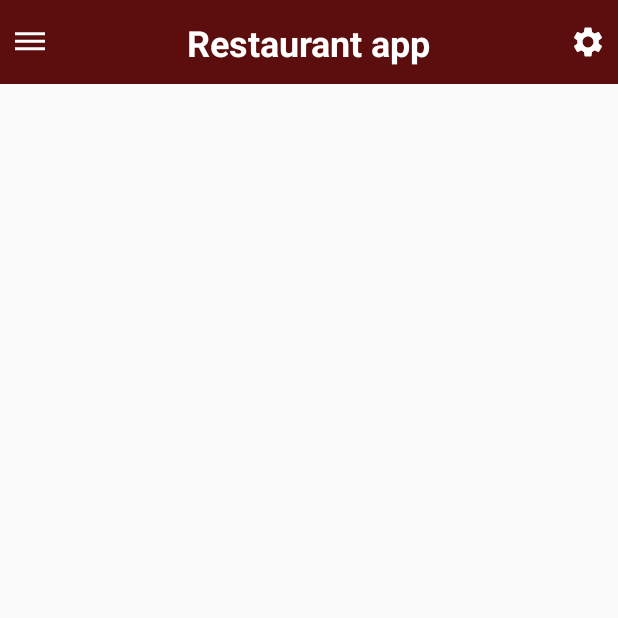
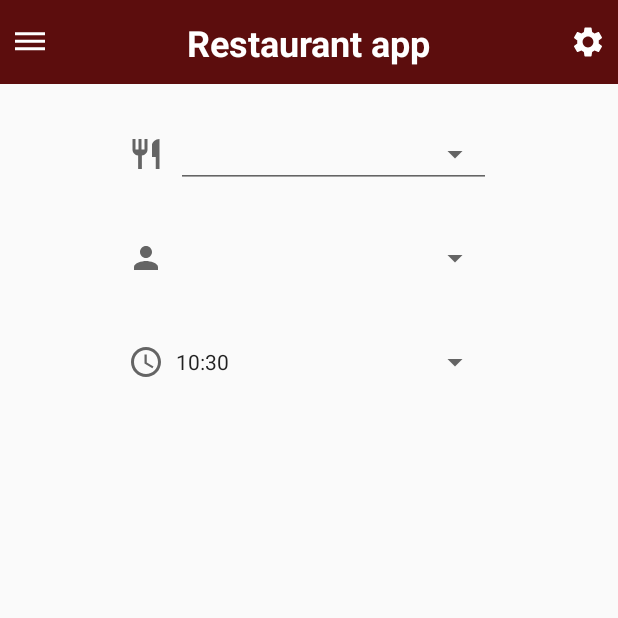
Before and after one commit to WilliamNerem/ApputviklingMappe2, an Android app: the BestillBord screen opened directly, with no data from a screen before it, on a phone screen of 412 x 824 dp, the top half of it. Run offline under Robolectric (Android 15) with nearby library versions, the phone set to English and light mode, and no system bars.

Commit message:
startet på checklist for venner på bestill bord

```diff
--- a/ApputviklingMappe2/app/src/main/java/com/example/apputviklingmappe2/BestillBord.java
+++ b/ApputviklingMappe2/app/src/main/java/com/example/apputviklingmappe2/BestillBord.java
@@ -1,17 +1,128 @@
 package com.example.apputviklingmappe2;
 
+import android.app.AlertDialog;
+import android.app.DatePickerDialog;
+import android.app.TimePickerDialog;
+import android.content.DialogInterface;
 import android.os.Bundle;
+import android.view.View;
+import android.widget.Button;
+import android.widget.DatePicker;
+import android.widget.TimePicker;
+import android.widget.Toast;
 
 import androidx.appcompat.app.AppCompatActivity;
 import androidx.appcompat.widget.Toolbar;
 
+import java.sql.Time;
+import java.text.SimpleDateFormat;
+import java.time.Clock;
+import java.util.Calendar;
+import java.util.Locale;
 import java.util.Objects;
+import java.util.TimeZone;
 
 public class BestillBord extends AppCompatActivity {
+
+    private TimePickerDialog timePickerDialog;
+    private Button timeButton;
+    private Button friendsButton;
 
     @Override
     protected void onCreate(Bundle savedInstanceState) {
         super.onCreate(savedInstanceState);
         setContentView(R.layout.bestill_bord);
+        initTimePicker();
+        timeButton = findViewById(R.id.choseTime);
+        timeButton.setText(getCurrentTime());
+        friendsButton = findViewById(R.id.chooseFriend);
+        friendsButtonOnclick();
+    }
+
+    private void friendsButtonOnclick() {
+        friendsButton.setOnClickListener(new View.OnClickListener() {
+            @Override
+            public void onClick(View view) {
+                friendsAlertDialog();
+            }
+        });
+    }
+
+    private void friendsAlertDialog() {
+        AlertDialog.Builder alertDialog = new AlertDialog.Builder(BestillBord.this);
+        alertDialog.setTitle("Velg venner");
+        String[] items = {"venn1", "venn2", "venn3", "venn4"};
+        boolean[] checkedItems = {false, false, false, false};
+        alertDialog.setMultiChoiceItems(items, checkedItems, new DialogInterface.OnMultiChoiceClickListener() {
+            @Override
+            public void onClick(DialogInterface dialog, int which, boolean isChecked) {
+                switch (which) {
+                    case 0:
+                        if(isChecked)
+                            //Legg til i bestill bord databasen her
+                            Toast.makeText(BestillBord.this, "Clicked on java", Toast.LENGTH_LONG).show();
+                        break;
+                    case 1:
+                        if(isChecked)
+                            Toast.makeText(BestillBord.this, "Clicked on android", Toast.LENGTH_LONG).show();
+                        break;
+                    case 2:
+                        if(isChecked)
+                            Toast.makeText(BestillBord.this, "Clicked on Data Structures", Toast.LENGTH_LONG).show();
+                        break;
+                    case 3:
+                        if(isChecked)
+                            Toast.makeText(BestillBord.this, "Clicked on HTML", Toast.LENGTH_LONG).show();
+                        break;
+                }
+            }
+        });
+        AlertDialog alert = alertDialog.create();
+        alert.setCanceledOnTouchOutside(false);
+        alert.show();
+    }
+
+    private String getCurrentTime() {
+        Calendar cal = Calendar.getInstance();
+        int hour = cal.get(Calendar.HOUR);
+        int minute = cal.get(Calendar.MINUTE);
+        return makeTimeString(hour, minute);
+    }
+
+    private void initTimePicker() {
+        TimePickerDialog.OnTimeSetListener timeSetListener = new TimePickerDialog.OnTimeSetListener() {
+            @Override
+            public void onTimeSet(TimePicker timePicker, int hour, int minute) {
+                String time = makeTimeString(hour, minute);
+                timeButton.setText(time);
+            }
+        };
+
+        Calendar cal = Calendar.getInstance();
+        int hour = cal.get(Calendar.HOUR);
+        int minute = cal.get(Calendar.MINUTE);
+
+        int style = AlertDialog.THEME_HOLO_LIGHT;
+
+        timePickerDialog = new TimePickerDialog(this, style, timeSetListener, hour, minute, true);
+    }
+
+    private String makeTimeString(int hour, int minute) {
+        String strHour = Integer.toString(hour);
+        String strMinute = Integer.toString(minute);
+        if (hour < 10){
+            strHour = "0" + strHour;
+        }
+        if (minute < 10){
+            strMinute = "0" + strMinute;
+        }
+        return strHour + ":" + strMinute;
+    }
+
+    public void openTimePicker(View view) {
+        timePickerDialog.show();
+    }
+
+    public void openFriendCheckList(View view) {
     }
 }
--- a/ApputviklingMappe2/app/src/main/res/layout/bestill_bord.xml
+++ b/ApputviklingMappe2/app/src/main/res/layout/bestill_bord.xml
@@ -1,9 +1,123 @@
 <?xml version="1.0" encoding="utf-8"?>
 <androidx.constraintlayout.widget.ConstraintLayout xmlns:android="http://schemas.android.com/apk/res/android"
+    xmlns:app="http://schemas.android.com/apk/res-auto"
+    xmlns:tools="http://schemas.android.com/tools"
     android:layout_width="match_parent"
     android:layout_height="match_parent">
 
     <include
+        android:id="@+id/toolbar"
         layout="@layout/top_app_bar" />
 
+    <androidx.constraintlayout.widget.ConstraintLayout
+        android:id="@+id/constChooseRestaurant"
+        android:layout_width="match_parent"
+        android:layout_height="wrap_content"
+        android:layout_marginTop="24dp"
+        app:layout_constraintEnd_toEndOf="parent"
+        app:layout_constraintStart_toStartOf="parent"
+        app:layout_constraintTop_toBottomOf="@+id/toolbar">
+
+        <ImageView
+            android:id="@+id/iconChooseRestaurant"
+            android:layout_width="24dp"
+            android:layout_height="24dp"
+            android:layout_marginEnd="8dp"
+            app:layout_constraintBottom_toBottomOf="parent"
+            app:layout_constraintEnd_toStartOf="@+id/chooseRestaurant"
+            app:layout_constraintHorizontal_bias="0.5"
+            app:layout_constraintHorizontal_chainStyle="packed"
+            app:layout_constraintStart_toStartOf="parent"
+            app:layout_constraintTop_toTopOf="parent"
+            app:srcCompat="@drawable/ic_baseline_restaurant_24" />
+
+        <Spinner
+            style="@style/Base.Widget.AppCompat.Spinner.Underlined"
+            android:id="@+id/chooseRestaurant"
+            android:layout_width="210dp"
+            android:layout_height="45dp"
+            android:hint="@string/hintPhone"
+            android:spinnerMode="dropdown"
+            app:layout_constraintBottom_toBottomOf="parent"
+            app:layout_constraintEnd_toEndOf="parent"
+            app:layout_constraintHorizontal_bias="0.5"
+            app:layout_constraintStart_toEndOf="@+id/iconChooseRestaurant"
+            app:layout_constraintTop_toTopOf="parent"/>
+
+    </androidx.constraintlayout.widget.ConstraintLayout>
+
+    <androidx.constraintlayout.widget.ConstraintLayout
+        android:id="@+id/constChooseFirends"
+        android:layout_width="match_parent"
+        android:layout_height="wrap_content"
+        android:layout_marginTop="24dp"
+        app:layout_constraintEnd_toEndOf="parent"
+        app:layout_constraintStart_toStartOf="parent"
+        app:layout_constraintTop_toBottomOf="@+id/constChooseRestaurant">
+
+        <ImageView
+            android:id="@+id/iconChooseFriend"
+            android:layout_width="24dp"
+            android:layout_height="24dp"
+            android:layout_marginEnd="8dp"
+            app:layout_constraintBottom_toBottomOf="parent"
+            app:layout_constraintEnd_toStartOf="@+id/chooseFriend"
+            app:layout_constraintHorizontal_bias="0.5"
+            app:layout_constraintHorizontal_chainStyle="packed"
+            app:layout_constraintStart_toStartOf="parent"
+            app:layout_constraintTop_toTopOf="parent"
+            app:srcCompat="@drawable/ic_baseline_person_24" />
+
+        <Button
+            style="?android:spinnerStyle"
+            android:id="@+id/chooseFriend"
+            android:layout_width="210dp"
+            android:layout_height="45dp"
+            android:onClick="openFriendCheckList"
+            app:layout_constraintBottom_toBottomOf="parent"
+            app:layout_constraintEnd_toEndOf="parent"
+            app:layout_constraintHorizontal_bias="0.5"
+            app:layout_constraintStart_toEndOf="@+id/iconChooseFriend"
+            app:layout_constraintTop_toTopOf="parent"/>
+
+    </androidx.constraintlayout.widget.ConstraintLayout>
+
+    <androidx.constraintlayout.widget.ConstraintLayout
+        android:id="@+id/constChooseTime"
+        android:layout_width="match_parent"
+        android:layout_height="wrap_content"
+        android:layout_marginTop="24dp"
+        app:layout_constraintEnd_toEndOf="parent"
+        app:layout_constraintStart_toStartOf="parent"
+        app:layout_constraintTop_toBottomOf="@+id/constChooseFirends">
+
+        <ImageView
+            android:id="@+id/iconChooseTime"
+            android:layout_width="24dp"
+            android:layout_height="24dp"
+            android:layout_marginEnd="8dp"
+            app:layout_constraintBottom_toBottomOf="parent"
+            app:layout_constraintEnd_toStartOf="@+id/choseTime"
+            app:layout_constraintHorizontal_bias="0.5"
+            app:layout_constraintHorizontal_chainStyle="packed"
+            app:layout_constraintStart_toStartOf="parent"
+            app:layout_constraintTop_toTopOf="parent"
+            app:srcCompat="@drawable/ic_baseline_access_time_24" />
+
+        <Button
+            android:id="@+id/choseTime"
+            android:layout_width="210dp"
+            android:layout_height="45dp"
+            style="?android:spinnerStyle"
+            android:onClick="openTimePicker"
+            app:layout_constraintBottom_toBottomOf="parent"
+            app:layout_constraintEnd_toEndOf="parent"
+            app:layout_constraintHorizontal_bias="0.5"
+            app:layout_constraintStart_toEndOf="@+id/iconChooseTime"
+            app:layout_constraintTop_toTopOf="parent"/>
+
+    </androidx.constraintlayout.widget.ConstraintLayout>
+
+
+
 </androidx.constraintlayout.widget.ConstraintLayout>
```
